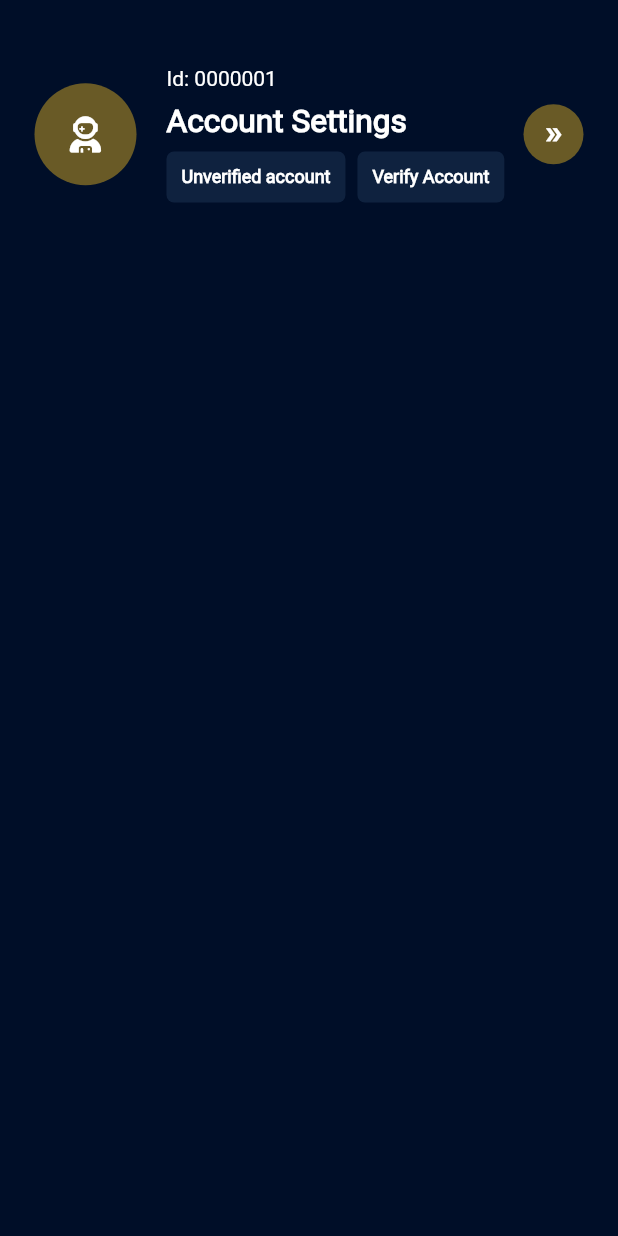
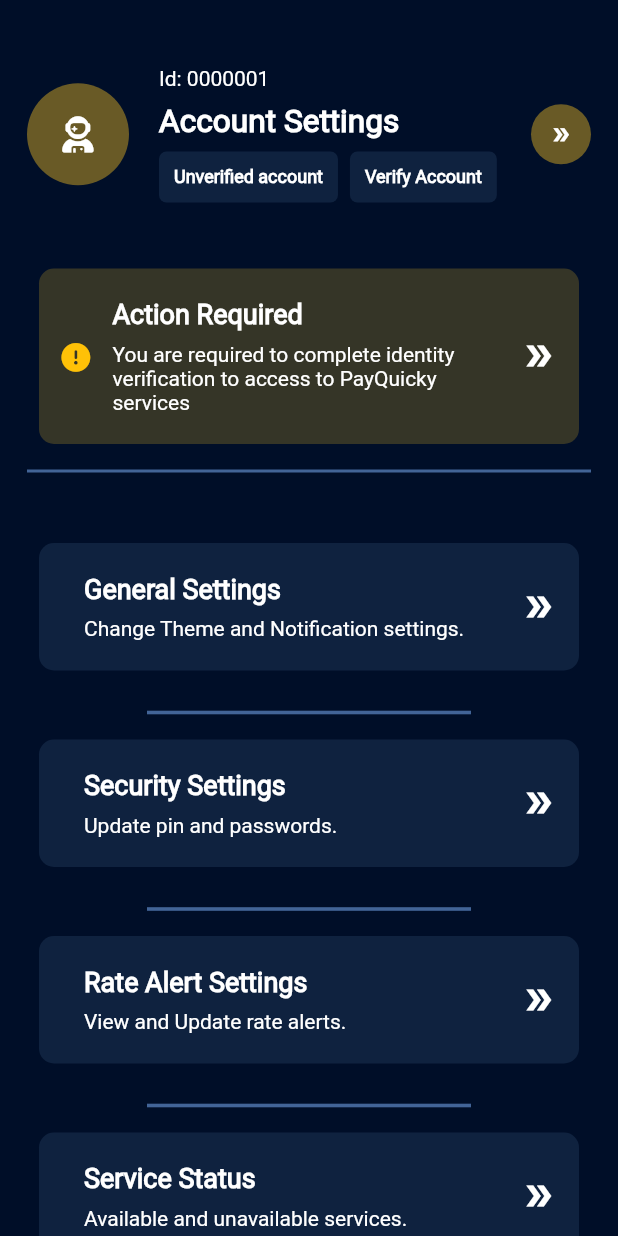
Before and after one commit to Sed-iq/payquicky-app, a Flutter app: the Settings screen opened directly, on a phone screen of 412 x 824 dp. Run offline on Flutter 3.47's test engine with Material 2 defaults, Android fonts, the phone set to English and light mode, and no system bars; drawn by our look-alikes of flutter_animate; our stand-ins replace icons_plus, material_design_icons_flutter.

Commit message:
Added settings page

```diff
--- a/lib/screens/dashboard.dart
+++ b/lib/screens/dashboard.dart
@@ -34,16 +34,23 @@ class _DashboardState extends State<Dashboard> {
     }
   }
 
+  Future<bool> _onPop() async {
+    return false;
+  }
+
   @override
   Widget build(BuildContext context) {
     final searchValue = TextEditingController();
     return Scaffold(
       backgroundColor: BG,
-      body: Stack(
-        children: [
-          render(context),
-          Align(alignment: Alignment.bottomCenter, child: BaseNav())
-        ],
+      body: WillPopScope(
+        onWillPop: _onPop,
+        child: Stack(
+          children: [
+            render(context),
+            Align(alignment: Alignment.bottomCenter, child: BaseNav())
+          ],
+        ),
       ),
     );
   }
--- a/lib/screens/settings.dart
+++ b/lib/screens/settings.dart
@@ -20,8 +20,8 @@ class _SettingsState extends State<Settings> {
       backgroundColor: BG,
       body: SafeArea(
           child: Padding(
-        padding: const EdgeInsets.symmetric(horizontal: 23),
-        child: Column(
+        padding: const EdgeInsets.only(right: 18, left: 18),
+        child: ListView(
           children: [
             SizedBox(
               height: 40,
@@ -119,9 +119,166 @@ class _SettingsState extends State<Settings> {
                 )
               ],
             ),
+            Padding(
+              padding: EdgeInsets.symmetric(vertical: 40),
+              child: Column(
+                crossAxisAlignment: CrossAxisAlignment.center,
+                children: [
+                  Padding(
+                    padding: EdgeInsets.fromLTRB(0, 0, 0, 10),
+                    child: Options(
+                      title: "Action Required",
+                      icon: FontAwesome.circle_exclamation_solid,
+                      description:
+                          "You are required to complete identity verification to access to PayQuicky services",
+                      bg: Color.fromARGB(61, 223, 176, 35),
+                    ).animate().shakeX(
+                        curve: Curves.ease, delay: Duration(milliseconds: 350)),
+                  ),
+                  Divider(
+                    color: Color.fromRGBO(66, 100, 151, 1),
+                    thickness: 2,
+                  )
+                ],
+              ),
+            ),
+            Padding(
+              padding: const EdgeInsets.only(bottom: 90),
+              child: Column(
+                children: [
+                  const Padding(
+                    padding: EdgeInsets.only(bottom: 10),
+                    child: Column(
+                      crossAxisAlignment: CrossAxisAlignment.center,
+                      children: [
+                        Options(
+                            title: "General Settings",
+                            description:
+                                "Change Theme and Notification settings."),
+                        SizedBox(
+                          height: 20,
+                        ),
+                        Divider(
+                          thickness: 2.4,
+                          color: Color.fromRGBO(66, 100, 151, 1),
+                          indent: 80,
+                          endIndent: 80,
+                        )
+                      ],
+                    ),
+                  ),
+                  const Padding(
+                    padding: EdgeInsets.only(bottom: 10),
+                    child: Column(
+                      crossAxisAlignment: CrossAxisAlignment.center,
+                      children: [
+                        Options(
+                            title: "Security Settings",
+                            description: "Update pin and passwords."),
+                        SizedBox(
+                          height: 20,
+                        ),
+                        Divider(
+                          thickness: 2.4,
+                          color: Color.fromRGBO(66, 100, 151, 1),
+                          indent: 80,
+                          endIndent: 80,
+                        )
+                      ],
+                    ),
+                  ),
+                  const Padding(
+                    padding: EdgeInsets.only(bottom: 10),
+                    child: Column(
+                      crossAxisAlignment: CrossAxisAlignment.center,
+                      children: [
+                        Options(
+                            title: "Rate Alert Settings",
+                            description: "View and Update rate alerts."),
+                        SizedBox(
+                          height: 20,
+                        ),
+                        Divider(
+                          thickness: 2.4,
+                          color: Color.fromRGBO(66, 100, 151, 1),
+                          indent: 80,
+                          endIndent: 80,
+                        )
+                      ],
+                    ),
+                  ),
+                  Options(
+                      title: "Service Status",
+                      description: "Available and unavailable services."),
+                ],
+              ),
+            ),
           ],
         ),
       )),
     );
   }
 }
+
+class Options extends StatelessWidget {
+  final Color? bg;
+  final String title;
+  final String description;
+  final IconData? icon;
+  const Options(
+      {super.key,
+      required this.title,
+      required this.description,
+      this.bg,
+      this.icon});
+
+  @override
+  Widget build(BuildContext context) {
+    return Container(
+      margin: const EdgeInsets.symmetric(horizontal: 8),
+      padding: const EdgeInsets.symmetric(vertical: 20, horizontal: 15),
+      decoration: BoxDecoration(
+          color: bg ?? const Color.fromRGBO(15, 34, 63, 1),
+          borderRadius: const BorderRadius.all(Radius.circular(10))),
+      child: Row(
+        mainAxisAlignment: MainAxisAlignment.spaceBetween,
+        crossAxisAlignment: CrossAxisAlignment.center,
+        children: [
+          Builder(builder: (BuildContext cont) {
+            if (icon != null) {
+              return Icon(icon, color: Colors.amber, size: 19);
+            } else {
+              return Container();
+            }
+          }),
+          Expanded(
+            child: Padding(
+              padding: EdgeInsets.symmetric(horizontal: 15),
+              child: Column(
+                crossAxisAlignment: CrossAxisAlignment.start,
+                children: [
+                  Txt(
+                    text: title,
+                    size: 18,
+                    weight: FontWeight.bold,
+                  ),
+                  SizedBox(
+                    height: 8,
+                  ),
+                  Text(
+                    description,
+                    style: TextStyle(color: Colors.white),
+                  )
+                ],
+              ),
+            ),
+          ),
+          Icon(
+            Icons.double_arrow,
+            color: Colors.white,
+          )
+        ],
+      ),
+    );
+  }
+}
```
